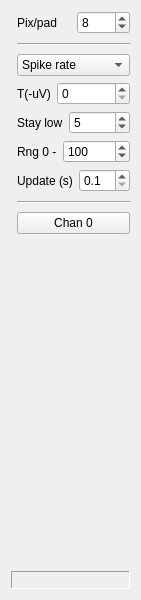
This is Forms/ShankWindow.ui in billkarsh/SpikeGLX as Qt 5 draws it before an edit. The edited form follows.
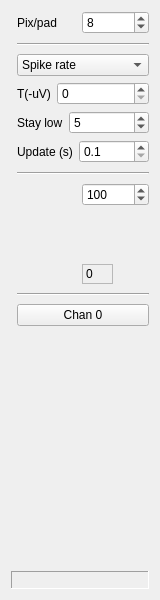
This is the edited form. Custom widgets are drawn as their Qt base class.

Commit message: Add legend to shank viewers

What changed in the file:
```diff
--- a/Forms/ShankWindow.ui
+++ b/Forms/ShankWindow.ui
@@ -6,7 +6,7 @@
    <rect>
     <x>0</x>
     <y>0</y>
-    <width>140</width>
+    <width>158</width>
     <height>600</height>
    </rect>
   </property>
@@ -24,14 +24,14 @@
      </property>
     </widget>
    </item>
-   <item row="0" column="1">
+   <item row="0" column="1" colspan="2">
     <widget class="QLabel" name="label">
      <property name="text">
       <string>Pix/pad</string>
      </property>
     </widget>
    </item>
-   <item row="0" column="2">
+   <item row="0" column="3" colspan="2">
     <widget class="QSpinBox" name="ypixSB">
      <property name="minimum">
       <number>2</number>
@@ -47,7 +47,7 @@
      </property>
     </widget>
    </item>
-   <item row="1" column="1" colspan="2">
+   <item row="1" column="1" colspan="4">
     <widget class="Line" name="line_2">
      <property name="minimumSize">
       <size>
@@ -60,7 +60,7 @@
      </property>
     </widget>
    </item>
-   <item row="2" column="1" colspan="2">
+   <item row="2" column="1" colspan="4">
     <widget class="QComboBox" name="whatCB">
      <item>
       <property name="text">
@@ -79,7 +79,7 @@
      </item>
     </widget>
    </item>
-   <item row="3" column="1" colspan="2">
+   <item row="3" column="1" colspan="4">
     <layout class="QHBoxLayout" name="horizontalLayout_2">
      <item>
       <widget class="QLabel" name="label_4">
@@ -91,7 +91,7 @@
      <item>
       <widget class="QSpinBox" name="TSB">
        <property name="sizePolicy">
-        <sizepolicy hsizetype="Expanding" vsizetype="Fixed">
+        <sizepolicy hsizetype="MinimumExpanding" vsizetype="Fixed">
          <horstretch>0</horstretch>
          <verstretch>0</verstretch>
         </sizepolicy>
@@ -108,11 +108,14 @@
        <property name="singleStep">
         <number>10</number>
        </property>
+       <property name="value">
+        <number>0</number>
+       </property>
       </widget>
      </item>
     </layout>
    </item>
-   <item row="4" column="1" colspan="2">
+   <item row="4" column="1" colspan="4">
     <layout class="QHBoxLayout" name="horizontalLayout_4">
      <item>
       <widget class="QLabel" name="label_5">
@@ -124,7 +127,7 @@
      <item>
       <widget class="QSpinBox" name="inarowSB">
        <property name="sizePolicy">
-        <sizepolicy hsizetype="Expanding" vsizetype="Fixed">
+        <sizepolicy hsizetype="MinimumExpanding" vsizetype="Fixed">
          <horstretch>0</horstretch>
          <verstretch>0</verstretch>
         </sizepolicy>
@@ -142,40 +145,7 @@
      </item>
     </layout>
    </item>
-   <item row="5" column="1" colspan="2">
-    <layout class="QHBoxLayout" name="horizontalLayout">
-     <item>
-      <widget class="QLabel" name="label_3">
-       <property name="text">
-        <string>Rng 0 -</string>
-       </property>
-      </widget>
-     </item>
-     <item>
-      <widget class="QSpinBox" name="rngSB">
-       <property name="sizePolicy">
-        <sizepolicy hsizetype="MinimumExpanding" vsizetype="Fixed">
-         <horstretch>0</horstretch>
-         <verstretch>0</verstretch>
-        </sizepolicy>
-       </property>
-       <property name="toolTip">
-        <string>Darkest color = 0; brightest = this value</string>
-       </property>
-       <property name="maximum">
-        <number>100000</number>
-       </property>
-       <property name="singleStep">
-        <number>10</number>
-       </property>
-       <property name="value">
-        <number>100</number>
-       </property>
-      </widget>
-     </item>
-    </layout>
-   </item>
-   <item row="6" column="1" colspan="2">
+   <item row="5" column="1" colspan="4">
     <layout class="QHBoxLayout" name="horizontalLayout_3">
      <item>
       <widget class="QLabel" name="label_2">
@@ -217,7 +187,7 @@
      </item>
     </layout>
    </item>
-   <item row="7" column="1" colspan="2">
+   <item row="6" column="1" rowspan="2" colspan="4">
     <widget class="Line" name="line">
      <property name="minimumSize">
       <size>
@@ -230,7 +200,71 @@
      </property>
     </widget>
    </item>
-   <item row="8" column="1" colspan="2">
+   <item row="8" column="2" rowspan="3">
+    <widget class="ShankViewLut" name="lut" native="true">
+     <property name="sizePolicy">
+      <sizepolicy hsizetype="Fixed" vsizetype="MinimumExpanding">
+       <horstretch>0</horstretch>
+       <verstretch>0</verstretch>
+      </sizepolicy>
+     </property>
+     <property name="minimumSize">
+      <size>
+       <width>32</width>
+       <height>101</height>
+      </size>
+     </property>
+    </widget>
+   </item>
+   <item row="8" column="3" colspan="2">
+    <widget class="QSpinBox" name="rngSB">
+     <property name="sizePolicy">
+      <sizepolicy hsizetype="MinimumExpanding" vsizetype="Fixed">
+       <horstretch>0</horstretch>
+       <verstretch>0</verstretch>
+      </sizepolicy>
+     </property>
+     <property name="toolTip">
+      <string>Darkest color = 0; brightest = this value</string>
+     </property>
+     <property name="maximum">
+      <number>100000</number>
+     </property>
+     <property name="singleStep">
+      <number>10</number>
+     </property>
+     <property name="value">
+      <number>100</number>
+     </property>
+    </widget>
+   </item>
+   <item row="9" column="4">
+    <spacer name="verticalSpacer_2">
+     <property name="orientation">
+      <enum>Qt::Vertical</enum>
+     </property>
+     <property name="sizeHint" stdset="0">
+      <size>
+       <width>13</width>
+       <height>46</height>
+      </size>
+     </property>
+    </spacer>
+   </item>
+   <item row="11" column="1" colspan="4">
+    <widget class="Line" name="line_3">
+     <property name="minimumSize">
+      <size>
+       <width>0</width>
+       <height>8</height>
+      </size>
+     </property>
+     <property name="orientation">
+      <enum>Qt::Horizontal</enum>
+     </property>
+    </widget>
+   </item>
+   <item row="12" column="1" colspan="4">
     <widget class="QPushButton" name="chanBut">
      <property name="toolTip">
       <string>Selected channel (click to find)</string>
@@ -240,7 +274,7 @@
      </property>
     </widget>
    </item>
-   <item row="9" column="1">
+   <item row="13" column="3" colspan="2">
     <spacer name="verticalSpacer">
      <property name="orientation">
       <enum>Qt::Vertical</enum>
@@ -253,7 +287,29 @@
      </property>
     </spacer>
    </item>
-   <item row="10" column="0" colspan="3">
+   <item row="10" column="3">
+    <widget class="QLabel" name="label_6">
+     <property name="sizePolicy">
+      <sizepolicy hsizetype="Preferred" vsizetype="Fixed">
+       <horstretch>0</horstretch>
+       <verstretch>0</verstretch>
+      </sizepolicy>
+     </property>
+     <property name="minimumSize">
+      <size>
+       <width>0</width>
+       <height>20</height>
+      </size>
+     </property>
+     <property name="frameShape">
+      <enum>QFrame::StyledPanel</enum>
+     </property>
+     <property name="text">
+      <string>0</string>
+     </property>
+    </widget>
+   </item>
+   <item row="14" column="0" colspan="5">
     <widget class="QLabel" name="statusLbl">
      <property name="sizePolicy">
       <sizepolicy hsizetype="Preferred" vsizetype="Fixed">
@@ -287,6 +343,12 @@
    <header>ShankView.h</header>
    <container>1</container>
   </customwidget>
+  <customwidget>
+   <class>ShankViewLut</class>
+   <extends>QWidget</extends>
+   <header>ShankViewLut.h</header>
+   <container>1</container>
+  </customwidget>
  </customwidgets>
  <tabstops>
   <tabstop>ypixSB</tabstop>
```
Left out of the diff: 7 changed lines with no effect on the pictures. The commit also changes 8 other files.
